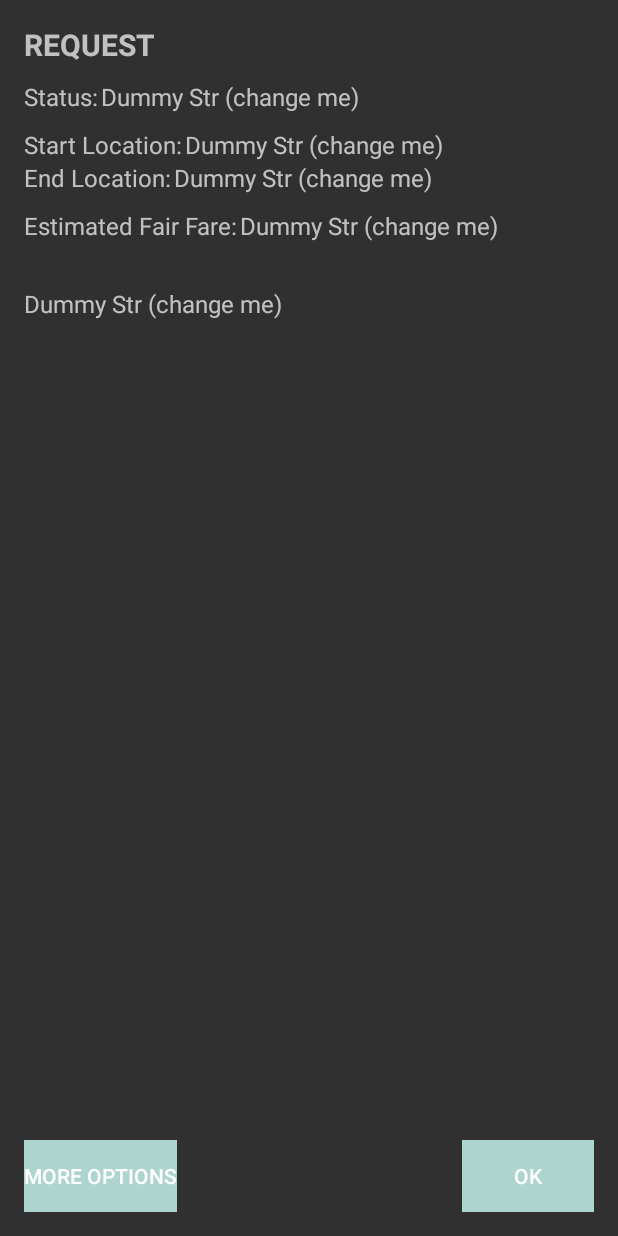
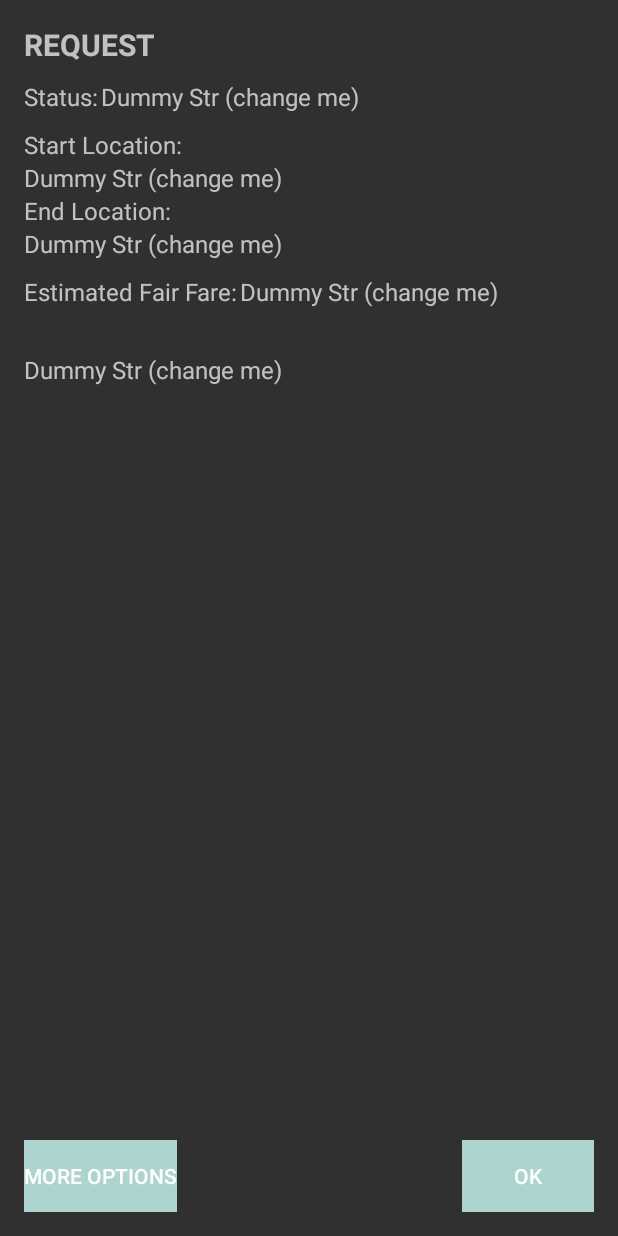
Before and after one commit to CMPUT301F16T15/Youber, an Android app: the layout activity_request.xml on its own in the app's theme, with its tools: preview values and no code run, on a phone screen of 412 x 824 dp. Run offline under Robolectric (Android 15) with nearby library versions, the phone set to English and light mode, and no system bars.

Commit message:
fixed the overlayyinging lat lon in request activity

```diff
--- a/app/src/main/res/layout/activity_request.xml
+++ b/app/src/main/res/layout/activity_request.xml
@@ -52,10 +52,7 @@
         android:id="@+id/start_loc_info"
         android:layout_width="match_parent"
         android:layout_height="wrap_content"
-        android:layout_below="@+id/status_info"
-        android:layout_toRightOf="@+id/start_loc_title"
-        android:layout_marginLeft="2dp"
-        android:layout_marginTop="10dp"
+        android:layout_below="@+id/start_loc_title"
         android:text="@string/dummy_string"
         android:textSize="16dp" />
 
@@ -71,9 +68,7 @@
         android:id="@+id/end_loc_info"
         android:layout_width="match_parent"
         android:layout_height="wrap_content"
-        android:layout_below="@+id/start_loc_title"
-        android:layout_toRightOf="@+id/end_loc_title"
-        android:layout_marginLeft="2dp"
+        android:layout_below="@+id/end_loc_title"
         android:text="@string/dummy_string"
         android:textSize="16dp"/>
 
@@ -81,7 +76,7 @@
         android:id="@+id/est_fare_title"
         android:layout_width="wrap_content"
         android:layout_height="wrap_content"
-        android:layout_below="@+id/end_loc_title"
+        android:layout_below="@+id/end_loc_info"
         android:layout_marginTop="10dp"
         android:text="@string/fair_fare"
         android:textSize="16dp"/>
@@ -90,7 +85,7 @@
         android:id="@+id/est_fare_info"
         android:layout_width="match_parent"
         android:layout_height="wrap_content"
-        android:layout_below="@+id/end_loc_title"
+        android:layout_below="@+id/end_loc_info"
         android:layout_marginTop="10dp"
         android:layout_marginLeft="2dp"
         android:layout_toRightOf="@+id/est_fare_title"
```
